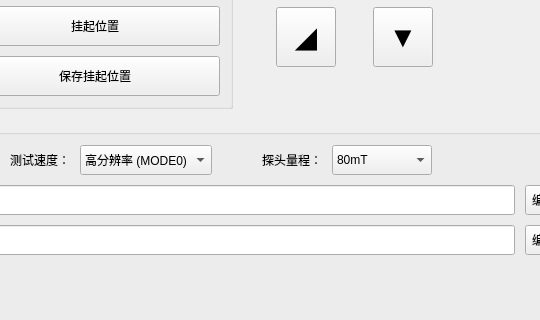
First picture: the form in src/ui/config_panel.ui, repository IceSugarZxy/MARS-pro, before the edit; both pictures show x 314 to 854 and y 357 to 677 of the 1114 by 995 pixel window.
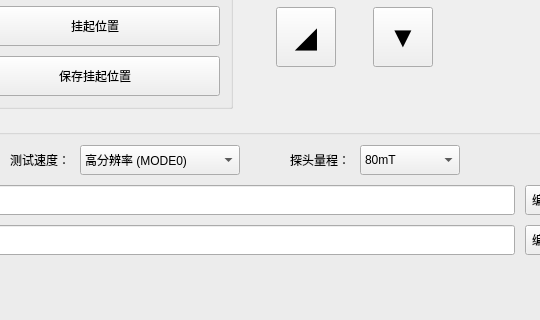
Second picture: the form after the edit.

What changed in the file:
```diff
--- a/src/ui/config_panel.ui
+++ b/src/ui/config_panel.ui
@@ -733,7 +733,7 @@
         </property>
         <property name="minimumSize">
          <size>
-          <width>100</width>
+          <width>160</width>
           <height>30</height>
          </size>
         </property>
```
